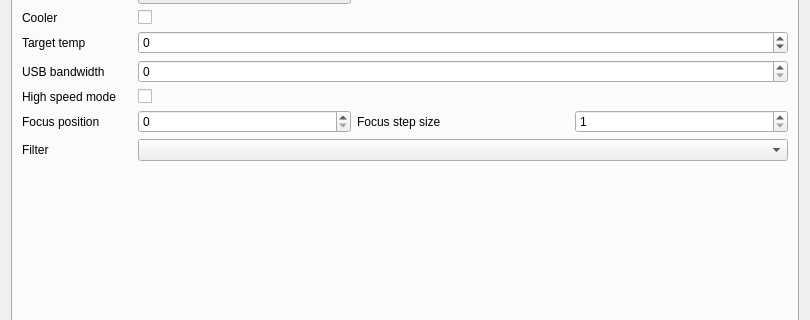
Old version of the form plugins/feature/camera/camerasettingsdialog.ui in the repository srcejon/sdrangel; both pictures show x 0 to 810 and y 467 to 787 of the 810 by 1027 pixel window.
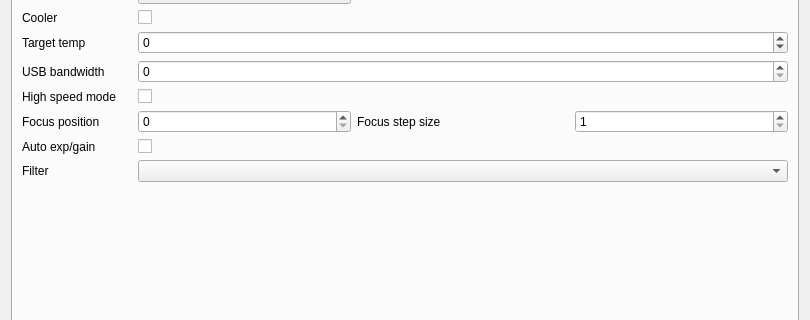
New version of the form. Icons and pictures are not drawn.

Commit message: Add ASI auto exposure and gain control

Patch:
```diff
--- a/plugins/feature/camera/camerasettingsdialog.ui
+++ b/plugins/feature/camera/camerasettingsdialog.ui
@@ -111,6 +111,13 @@
            </property>
           </widget>
          </item>
+         <item row="22" column="0">
+          <widget class="QLabel" name="asiAutoExposureGainLabel">
+           <property name="text">
+            <string>Auto exp/gain</string>
+           </property>
+          </widget>
+         </item>
          <item row="2" column="1" colspan="3">
           <layout class="QHBoxLayout" name="captureLayout">
            <item>
@@ -507,6 +514,16 @@
            </property>
           </widget>
          </item>
+         <item row="22" column="1" colspan="3">
+          <widget class="QCheckBox" name="asiAutoExposureGainCheck">
+           <property name="toolTip">
+            <string>Enable ASI automatic exposure and gain while capture mode is set to frame rate.</string>
+           </property>
+           <property name="text">
+            <string/>
+           </property>
+          </widget>
+         </item>
          <item row="14" column="3">
           <widget class="QSpinBox" name="cameraStartYSpin">
            <property name="toolTip">
```
Left out of the diff: 1 changed line with no effect on the pictures. The commit also changes 5 other files.
